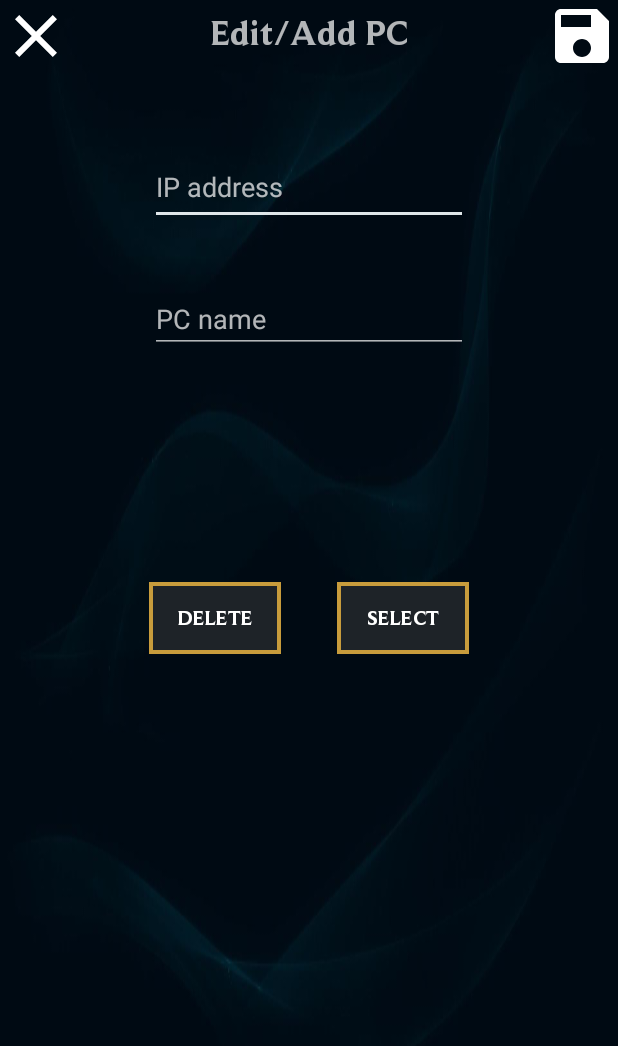
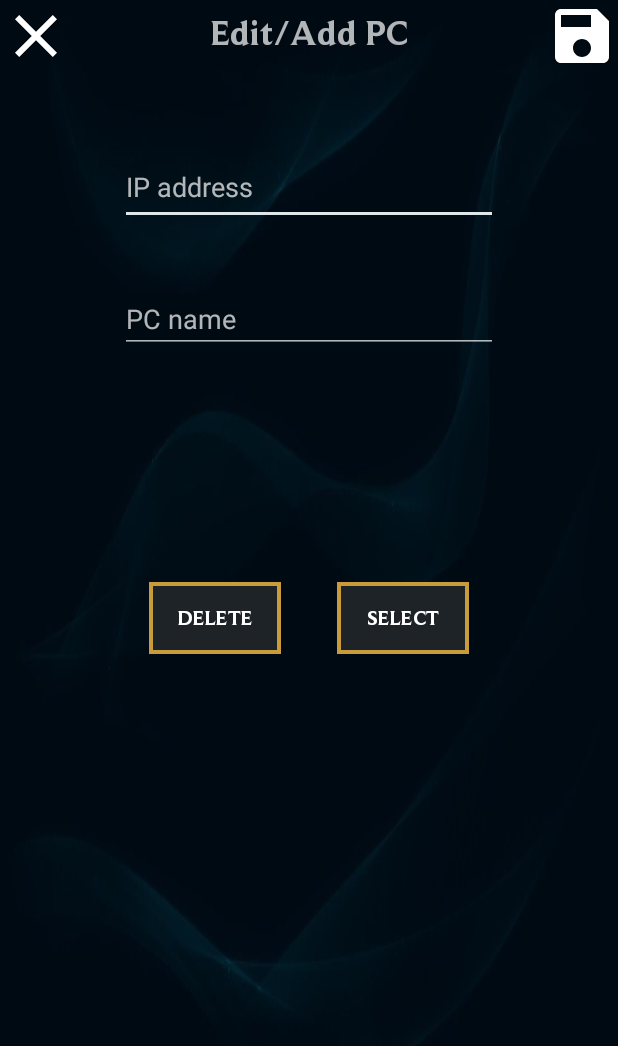
Before and after one commit to Ryzzzen/manaflux-android, an Android app: the EditActivity screen opened directly, with no data from a screen before it, on a phone screen of 412 x 824 dp. Shown: the top 1046 px of the screen. Run offline under Robolectric (Android 15) with nearby library versions, the phone set to English and light mode, and no system bars; 3 statements that could not run were skipped.

Commit message:
Made edit's bigger

```diff
--- a/app/src/main/res/layout/activity_edit.xml
+++ b/app/src/main/res/layout/activity_edit.xml
@@ -51,9 +51,9 @@
         android:id="@+id/address_edit"
         android:layout_width="match_parent"
         android:layout_height="50dp"
-        android:layout_marginStart="100dp"
+        android:layout_marginStart="80dp"
         android:layout_marginTop="100dp"
-        android:layout_marginEnd="100dp"
+        android:layout_marginEnd="80dp"
         android:ems="10"
         android:hint="@string/edit_input"
         android:importantForAutofill="no"
@@ -64,9 +64,9 @@
         android:id="@+id/name_edit"
         android:layout_width="match_parent"
         android:layout_height="wrap_content"
-        android:layout_marginStart="100dp"
+        android:layout_marginStart="80dp"
         android:layout_marginTop="190dp"
-        android:layout_marginEnd="100dp"
+        android:layout_marginEnd="80dp"
         android:ems="10"
         android:hint="@string/edit_pc"
         android:importantForAutofill="no"
```
